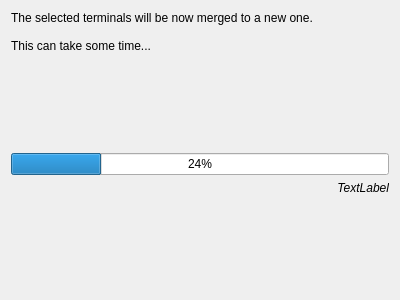
The window that simon/src/simonmodelmanagementui/MergeTerminals/mergeterminalsworkingpage.ui (KDE/simon) describes before a commit, drawn with Qt 5.
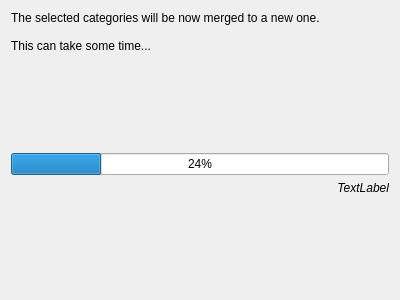
The same window after the commit.

Commit message: terminal -> category

Patch:
```diff
--- a/simon/src/simonmodelmanagementui/MergeTerminals/mergeterminalsworkingpage.ui
+++ b/simon/src/simonmodelmanagementui/MergeTerminals/mergeterminalsworkingpage.ui
@@ -14,9 +14,9 @@
   </property>
   <layout class="QVBoxLayout" >
    <item>
-    <widget class="QLabel" name="lbDesc" >
-     <property name="text" >
-      <string>The selected terminals will be now merged to a new one.
+    <widget class="QLabel" name="lbDesc">
+     <property name="text">
+      <string>The selected categories will be now merged to a new one.
 
 This can take some time...</string>
      </property>
```
Left out of the diff: 33 changed lines with no effect on the pictures. The commit also changes 5 other files.
